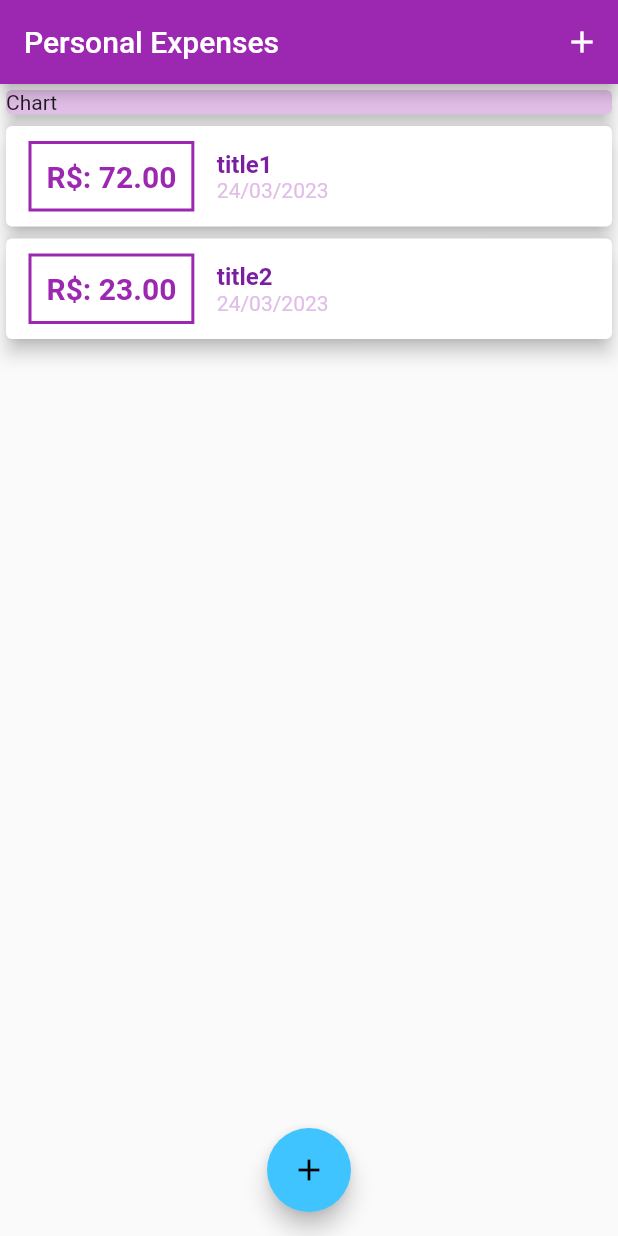
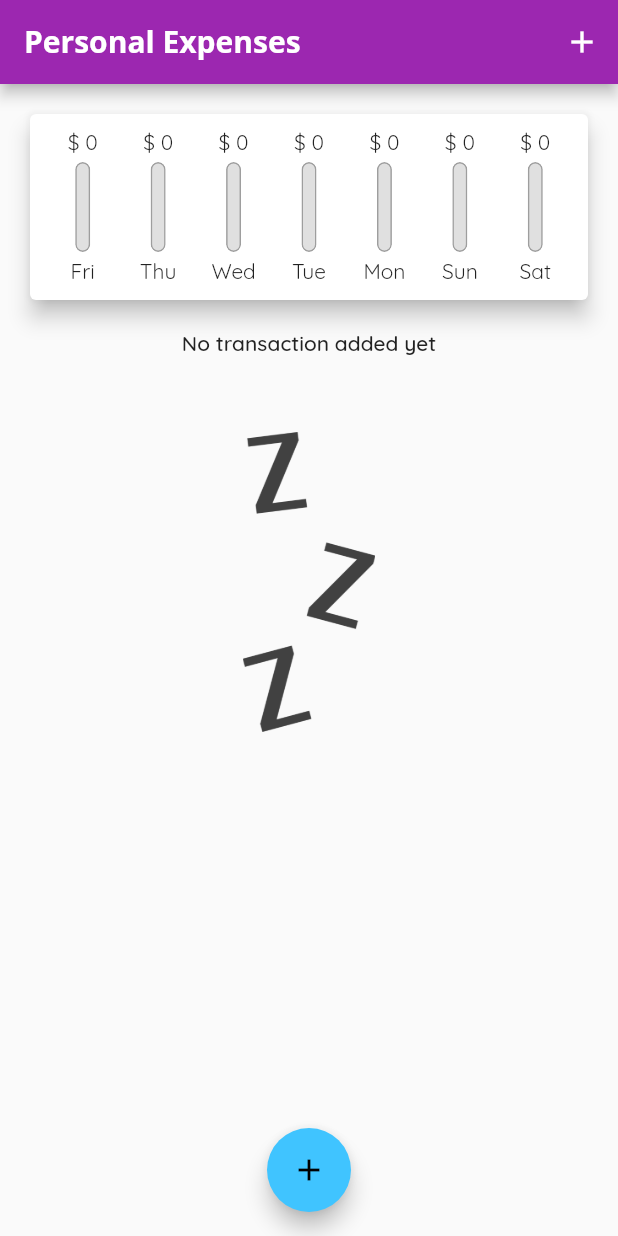
Before and after one commit to nayara-vecchia/flutter_complete_guide_personal_expenses, a Flutter app: the screen it shows after launch, on a phone screen of 412 x 824 dp. Run offline on Flutter 3.47's test engine with Material 2 defaults, Android fonts, the phone set to English and light mode, and no system bars.

Commit message:
feat: interface styling and use of themes

```diff
--- a/lib/main.dart
+++ b/lib/main.dart
@@ -2,6 +2,7 @@ import 'package:flutter/material.dart';
 
 import './widgets/new_transaction.dart';
 import './widgets/transaction_list.dart';
+import './widgets/chart.dart';
 import './models/transactions.dart';
 
 void main() => runApp(const MyApp());
@@ -16,9 +17,10 @@ class MyApp extends StatelessWidget {
     return MaterialApp(
       title: myTitle,
       theme: ThemeData(
-        primarySwatch: Colors.purple,
-        accentColor: Colors.lightBlueAccent,
-      ),
+          primarySwatch: Colors.purple,
+          accentColor: Colors.lightBlueAccent,
+          fontFamily: 'Quicksand'),
+      //adaptar para versão pós 2.4.0
       home: myHomePage,
     );
   }
@@ -36,19 +38,29 @@ class _MyHomePageState extends State<MyHomePage> {
   final myChart = 'Chart';
 
   final List<Transaction> _userTransaction = [
-    Transaction(
-      id: '01',
-      title: 'title1',
-      amount: 72,
-      date: DateTime.now(),
-    ),
-    Transaction(
-      id: '02',
-      title: 'title2',
-      amount: 23,
-      date: DateTime.now(),
-    )
+    // Transaction(
+    //   id: '01',
+    //   title: 'title1',
+    //   amount: 72,
+    //   date: DateTime.now(),
+    // ),
+    // Transaction(
+    //   id: '02',
+    //   title: 'title2',
+    //   amount: 23,
+    //   date: DateTime.now(),
+    // )
   ];
+
+  List<Transaction> get recentTransaction {
+    return _userTransaction.where((element) {
+      return element.date.isAfter(
+        DateTime.now().subtract(
+          Duration(days: 7),
+        ),
+      );
+    }).toList();
+  }
 
   void _addNewTransaction(String txTitle, double txAmount) {
     final newTx = Transaction(
@@ -80,7 +92,13 @@ class _MyHomePageState extends State<MyHomePage> {
   Widget build(BuildContext context) {
     return Scaffold(
       appBar: AppBar(
-        title: Text(myTitle),
+        title: Text(
+          myTitle,
+          style: TextStyle(
+            fontFamily: 'OpenSans',
+            fontWeight: FontWeight.bold,
+          ),
+        ),
         actions: <Widget>[
           IconButton(
             onPressed: () => _startAddNewTransaction(context),
@@ -99,14 +117,15 @@ class _MyHomePageState extends State<MyHomePage> {
         mainAxisAlignment: MainAxisAlignment.start,
         crossAxisAlignment: CrossAxisAlignment.stretch,
         children: <Widget>[
-          SizedBox(
-            width: double.infinity,
-            child: Card(
-              color: Theme.of(context).primaryColorLight,
-              elevation: 5,
-              child: Text(myChart), //Container substituido por SizedBox
-            ),
-          ),
+          // SizedBox(
+          //   width: double.infinity,
+          //   child: Card(
+          //     color: Theme.of(context).primaryColorLight,
+          //     elevation: 5,
+          //     child: Text(myChart), //Container substituido por SizedBox
+          //   ),
+          // ),
+          Chart(recentTransaction),
           TransactionList(_userTransaction),
         ],
       ),
--- /dev/null
+++ b/lib/widgets/chart.dart
@@ -0,0 +1,67 @@
+import 'package:flutter/material.dart';
+import 'package:intl/intl.dart';
+
+import './chart_bar.dart';
+import '../models/transactions.dart';
+
+class Chart extends StatelessWidget {
+  //const Chart({Key? key}) : super(key: key);
+  Chart(this.recentTransaction);
+
+  final List<Transaction> recentTransaction;
+
+  List<Map<String, Object>> get groupedTransactionValues {
+    return List.generate(7, (index) {
+      final weekDay = DateTime.now().subtract(
+        Duration(days: index),
+      );
+      double totalSum = 0.0;
+      for (var i = 0; i < recentTransaction.length; i++) {
+        if (recentTransaction[i].date.day == weekDay.day &&
+            recentTransaction[i].date.month == weekDay.month &&
+            recentTransaction[i].date.year == weekDay.year) {
+          totalSum += recentTransaction[i].amount;
+        }
+      }
+
+      return {
+        'day': DateFormat.E().format(weekDay).toString(),
+        'amount': totalSum,
+      };
+    });
+  }
+
+  double get totalSpending {
+    return groupedTransactionValues.fold(0.0, (sum, item) {
+      return sum + (item['amount'] as double);
+    });
+  }
+
+  @override
+  Widget build(BuildContext context) {
+    print(groupedTransactionValues);
+
+    return Card(
+      elevation: 6,
+      margin: EdgeInsets.all(20),
+      child: Padding(
+        padding: EdgeInsets.all(10),
+        child: Row(
+          mainAxisAlignment: MainAxisAlignment.spaceAround,
+          children: groupedTransactionValues.map((data) {
+            return Flexible(
+              fit: FlexFit.tight,
+              child: Chartbar(
+                (data['day'] as String),
+                (data['amount'] as double),
+                totalSpending == 0.0
+                    ? 0.0
+                    : (data['amount'] as double) / totalSpending,
+              ),
+            );
+          }).toList(),
+        ),
+      ),
+    );
+  }
+}
--- /dev/null
+++ b/lib/widgets/chart_bar.dart
@@ -0,0 +1,56 @@
+import 'package:flutter/material.dart';
+
+class Chartbar extends StatelessWidget {
+  final String label;
+  final double spendingAmount;
+  final double spendingPctOfTotal;
+
+  Chartbar(this.label, this.spendingAmount, this.spendingPctOfTotal);
+
+  @override
+  Widget build(BuildContext context) {
+    return Column(
+      children: [
+        FittedBox(
+          child: Text('\$ ${spendingAmount.toStringAsFixed(0)}'),
+        ),
+        SizedBox(
+          height: 4,
+        ),
+        ClipRRect(
+          borderRadius: BorderRadius.circular(10),
+          child: Container(
+            height: 60,
+            width: 10,
+            child: Stack(
+              children: [
+                Container(
+                  decoration: BoxDecoration(
+                    border: Border.all(
+                      color: Colors.grey.shade500,
+                      width: 1.0,
+                    ),
+                    color: Colors.grey.shade300,
+                    borderRadius: BorderRadius.circular(10),
+                  ),
+                ),
+                FractionallySizedBox(
+                  heightFactor: spendingPctOfTotal,
+                  child: Container(
+                    decoration: BoxDecoration(
+                      color: Theme.of(context).primaryColor,
+                    ),
+                  ),
+                ),
+              ],
+            ),
+          ),
+        ),
+        SizedBox(
+          height: 4,
+        ),
+        Text(label)
+      ],
+    );
+  }
+}
--- a/lib/widgets/new_transaction.dart
+++ b/lib/widgets/new_transaction.dart
@@ -21,8 +21,8 @@ class _NewTransactionState extends State<NewTransaction> {
       return;
     }
 
-    print(enteredTitle);
-    print(enteredAmount);
+    // print(enteredTitle);
+    // print(enteredAmount);
 
     widget.addNewTransaction(
       //widget. acessa as propriedades e métodos da classe dentro da state Class
--- a/lib/widgets/transaction_list.dart
+++ b/lib/widgets/transaction_list.dart
@@ -14,48 +14,58 @@ class TransactionList extends StatelessWidget {
   Widget build(BuildContext context) {
     return SizedBox(
       height: 300,
-      child: ListView.builder(
+      child: transactions.isEmpty
+          ? Column(
+              children: <Widget>[
+                Text(
+                  'No transaction added yet',
+                  style: Theme.of(context).textTheme.bodyText1,
+                ),
+                SizedBox(
+                  height: 50,
+                ),
+                SizedBox(
+                  height: 200,
+                  child: Image.asset(
+                    'assets/images/waiting.png',
+                    fit: BoxFit.cover,
+                  ),
+                )
+              ],
+            )
+          : ListView.builder(
               itemCount: transactions.length,
               itemBuilder: (context, index) {
                 return Card(
-            elevation: 5,
-            child: Row(
-              children: <Widget>[
-                Container(
-                  constraints: const BoxConstraints(minWidth: 90),
-                  alignment: Alignment.center,
-                  margin: const EdgeInsets.symmetric(
-                    vertical: 10,
-                    horizontal: 15,
+                  margin: EdgeInsets.symmetric(
+                    vertical: 8,
+                    horizontal: 5,
                   ),
-                  decoration: BoxDecoration(
-                    border: Border.all(
-                      color: Theme.of(context).primaryColor,
-                      width: 2,
-                    ),
-                  ),
-                  padding: const EdgeInsets.all(10),
+                  child: ListTile(
+                    leading: CircleAvatar(
+                      radius: 30,
+                      child: Padding(
+                        padding: EdgeInsets.all(6),
+                        child: FittedBox(
                           child: Text(
                             'R\$: ${transactions[index].amount.toStringAsFixed(2)}',
                             style: TextStyle(
                               fontWeight: FontWeight.bold,
-                      fontSize: 20,
-                      color: Theme.of(context).primaryColor,
+                              fontSize: 25,
                             ),
                           ),
                         ),
-                Column(
-                  crossAxisAlignment: CrossAxisAlignment.start,
-                  children: <Widget>[
-                    Text(
+                      ),
+                    ),
+                    title: Text(
                       transactions[index].title,
                       style: TextStyle(
                         fontWeight: FontWeight.bold,
-                        fontSize: 16,
+                        fontSize: 18,
                         color: Theme.of(context).primaryColorDark,
                       ),
                     ),
-                    Text(
+                    subtitle: Text(
                       DateFormat('dd/MM/yyyy').format(transactions[index].date),
                       style: TextStyle(
                         fontWeight: FontWeight.w400,
@@ -63,11 +73,62 @@ class TransactionList extends StatelessWidget {
                         color: Theme.of(context).primaryColorLight,
                       ),
                     ),
-                  ],
-                ),
-              ],
                   ),
                 );
+
+                // return Card(
+                //   elevation: 5,
+                //   child: Row(
+                //     children: <Widget>[
+                //       Container(
+                //         constraints: const BoxConstraints(minWidth: 90),
+                //         alignment: Alignment.center,
+                //         margin: const EdgeInsets.symmetric(
+                //           vertical: 10,
+                //           horizontal: 15,
+                //         ),
+                //         decoration: BoxDecoration(
+                //           border: Border.all(
+                //             color: Theme.of(context).primaryColor,
+                //             width: 2,
+                //           ),
+                //         ),
+                //         padding: const EdgeInsets.all(10),
+                //         child: Text(
+                //           'R\$: ${transactions[index].amount.toStringAsFixed(2)}',
+                //           style: TextStyle(
+                //             fontWeight: FontWeight.bold,
+                //             fontSize: 20,
+                //             // color: Theme.of(context).primaryColor,
+                //             color: Theme.of(context).primaryColor,
+                //           ),
+                //         ),
+                //       ),
+                //       Column(
+                //         crossAxisAlignment: CrossAxisAlignment.start,
+                //         children: <Widget>[
+                //           Text(
+                //             transactions[index].title,
+                //             style: TextStyle(
+                //               fontWeight: FontWeight.bold,
+                //               fontSize: 18,
+                //               color: Theme.of(context).primaryColorDark,
+                //             ),
+                //           ),
+                //           Text(
+                //             DateFormat('dd/MM/yyyy')
+                //                 .format(transactions[index].date),
+                //             style: TextStyle(
+                //               fontWeight: FontWeight.w400,
+                //               fontSize: 14,
+                //               color: Theme.of(context).primaryColorLight,
+                //             ),
+                //           ),
+                //         ],
+                //       ),
+                //     ],
+                //   ),
+                // );
               },
             ),
     );
```
Also changed, not shown: pubspec.yaml (+17 -15 lines), assets/fonts/OpenSans-Bold.ttf (added), assets/fonts/OpenSans-Regular.ttf (added), assets/fonts/Quicksand-Bold.ttf (added), assets/fonts/Quicksand-Light.ttf (added), assets/fonts/Quicksand-Medium.ttf (added), assets/fonts/Quicksand-Regular.ttf (added), assets/images/waiting.png (added). Lines whose indentation alone changed are shown as unchanged.
